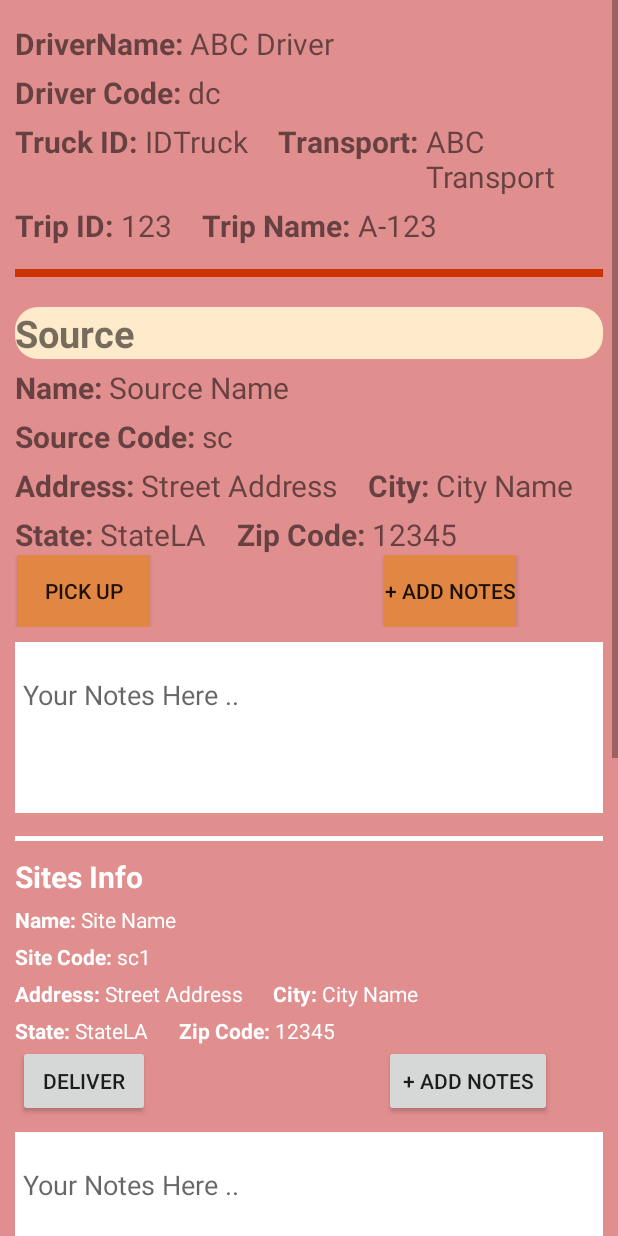
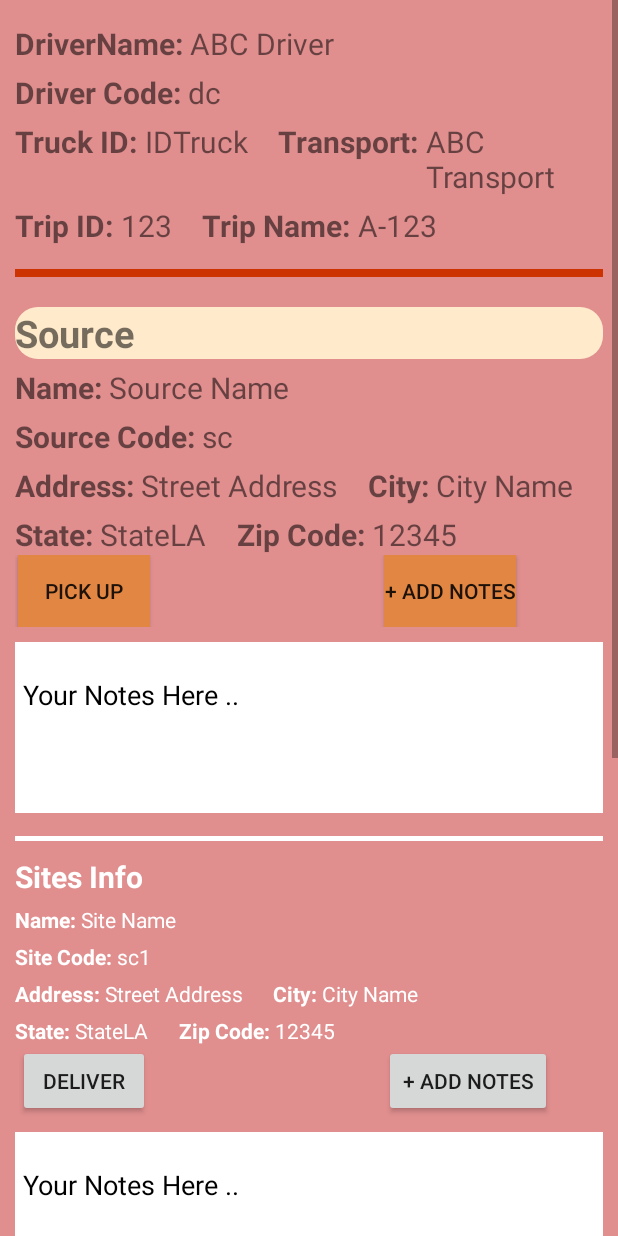
Before and after one commit to suraaj3poudel/Team-Koala, an Android app: the layout fragment_triplist.xml on its own in the app's theme, with its tools: preview values and no code run, on a phone screen of 412 x 824 dp. Run offline under Robolectric (Android 15) with nearby library versions, the phone set to English and light mode, and no system bars; network calls fail.

Commit message:
Working Database+ Visibility

```diff
--- a/app/src/main/java/com/example/alphademo/DatabaseSQLite.java
+++ b/app/src/main/java/com/example/alphademo/DatabaseSQLite.java
@@ -38,7 +38,7 @@ public class DatabaseSQLite extends SQLiteOpenHelper {
     public boolean addData(String id,String notes) {
         SQLiteDatabase db = this.getWritableDatabase();
         ContentValues contentValues = new ContentValues();
-        contentValues.put(COL2, id);
+        contentValues.put(COL1, id);
         contentValues.put(COL2, notes);
 
         long result = db.insert(TABLE_NAME, null, contentValues);
--- a/app/src/main/java/com/example/alphademo/RecyclerViewAdapter.java
+++ b/app/src/main/java/com/example/alphademo/RecyclerViewAdapter.java
@@ -237,6 +237,8 @@ public class RecyclerViewAdapter extends RecyclerView.Adapter<RecyclerViewAdapte
                 @Override
                 public void onClick(View v) {
                     String notes;
+                    //sourceID = driverCode.getText().toString().trim()+tripid.getText().toString().trim()+sourcecode.getText().toString().trim();
+
                     //String oldnote = "EMPTY";
                     if(typeSpaceSource.getVisibility() == View.VISIBLE){
 
@@ -245,9 +247,11 @@ public class RecyclerViewAdapter extends RecyclerView.Adapter<RecyclerViewAdapte
                         sourcenote1.setVisibility(View.VISIBLE);
                         String type = typeSpaceSource.getText().toString();
                         if(!myDB.getNotes(sourceID).equals("")){
+                            Log.i("Updating: ",sourceID +" "+type, null);
                             myDB.updateNotes(sourceID, type);
                         }
                         else {
+                            Log.i("Adding: ",sourceID +" "+type, null);
                             boolean isInserted = myDB.addData(sourceID,
                                     type);
                         }
--- a/app/src/main/res/layout/fragment_triplist.xml
+++ b/app/src/main/res/layout/fragment_triplist.xml
@@ -333,8 +333,10 @@
             android:layout_height="70dp"
             android:id="@+id/typeSpaceSource"
             android:hint="Your Notes Here .. "
+            android:textColorHint="@android:color/black"
             android:padding="5dp"
-            android:background="@android:color/white"/>
+            android:background="@android:color/white"
+            android:textColor="@android:color/black"/>
 
 
         <TextView
@@ -345,6 +347,7 @@
             android:textColor="@android:color/black"
             android:textSize="17dp"
             android:padding="10dp"/>
+
 
 
         <View
@@ -530,8 +533,10 @@
             android:layout_height="70dp"
             android:id="@+id/typeSpaceSite1"
             android:hint="Your Notes Here .. "
+            android:textColorHint="@android:color/black"
             android:padding="5dp"
-            android:background="@android:color/white"/>
+            android:background="@android:color/white"
+            android:textColor="@android:color/black"/>
 
 
         <TextView
@@ -765,8 +770,10 @@
             android:id="@+id/typeSpaceSite2"
             android:layout_height="70dp"
             android:hint="Your Notes Here .. "
+            android:textColorHint="@android:color/black"
             android:padding="5dp"
-            android:background="@android:color/white"/>
+            android:background="@android:color/white"
+            android:textColor="@android:color/black"/>
 
         <TextView
             android:layout_width="match_parent"
```
